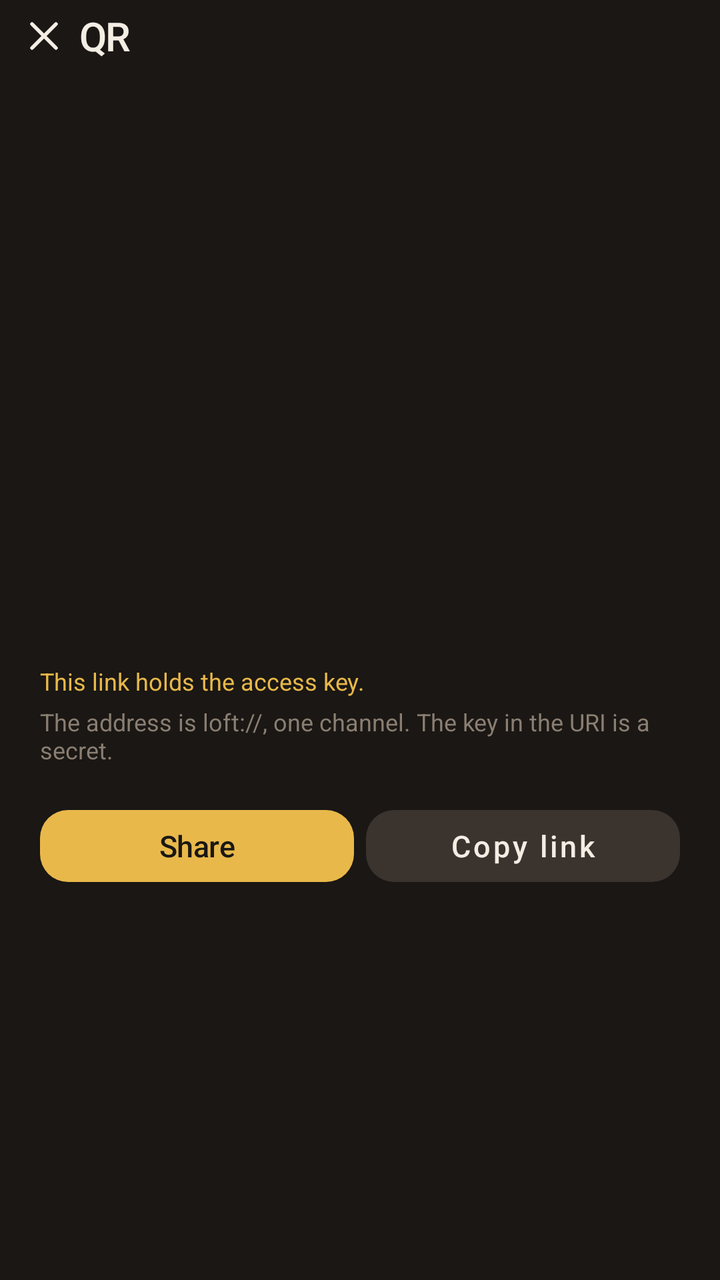
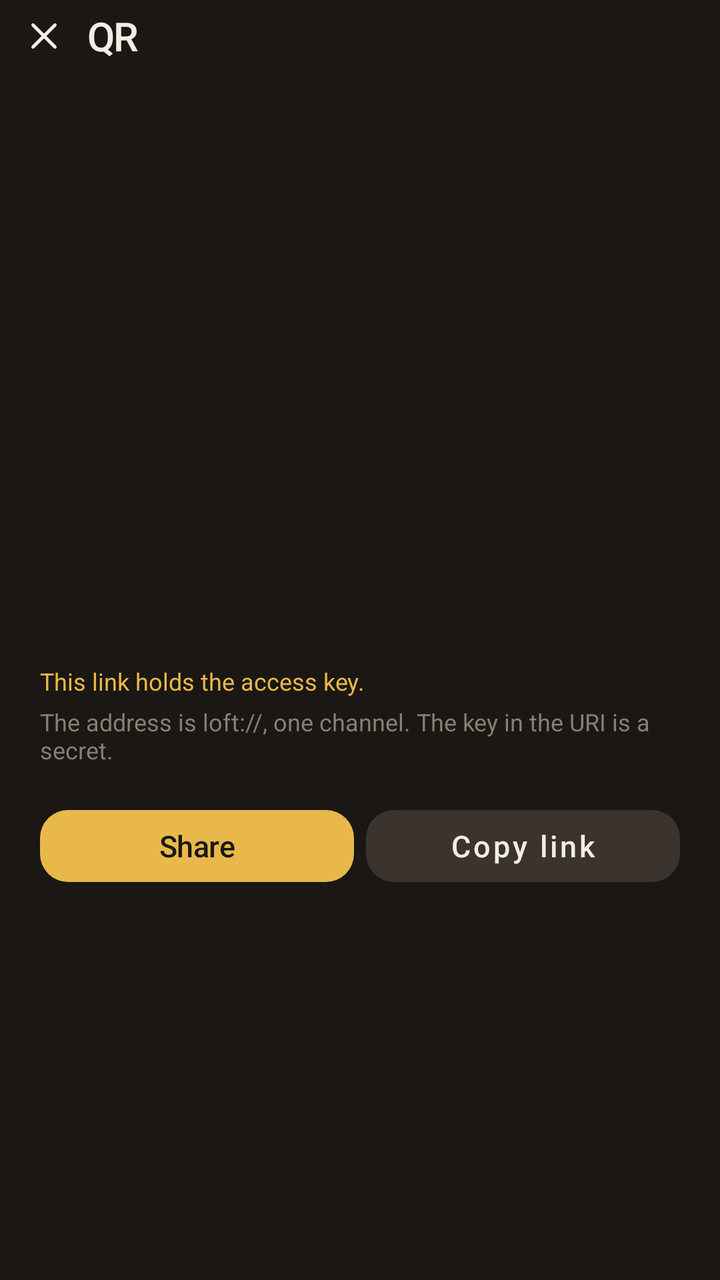

Compare the two renders of this Android layout. The source of the first and the diff that turns it into the second are given below.
<!-- AndroidManifest.xml: application theme Theme.Loft -->
<!-- res/layout/activity_share.xml -->
<?xml version="1.0" encoding="utf-8"?>
<LinearLayout xmlns:android="http://schemas.android.com/apk/res/android"
    android:layout_width="match_parent"
    android:layout_height="match_parent"
    android:background="@color/ink"
    android:orientation="vertical">

    <LinearLayout
        android:layout_width="match_parent"
        android:layout_height="wrap_content"
        android:gravity="center_vertical"
        android:orientation="horizontal"
        android:paddingLeft="4dp">

        <ImageButton
            android:id="@+id/btn_close"
            android:layout_width="36dp"
            android:layout_height="36dp"
            android:background="?attr/selectableItemBackgroundBorderless"
            android:contentDescription="@string/close"
            android:src="@drawable/ic_close" />

        <TextView
            android:layout_width="wrap_content"
            android:layout_height="wrap_content"
            android:fontFamily="sans-serif-medium"
            android:letterSpacing="-0.03"
            android:text="@string/share_title"
            android:textColor="@color/snow"
            android:textSize="20sp" />
    </LinearLayout>

    <ScrollView
        android:layout_width="match_parent"
        android:layout_height="match_parent">

        <LinearLayout
            android:layout_width="match_parent"
            android:layout_height="wrap_content"
            android:gravity="center_horizontal"
            android:orientation="vertical"
            android:padding="20dp">

            <ImageView
                android:id="@+id/qr"
                android:layout_width="240dp"
                android:layout_height="240dp"
                android:adjustViewBounds="true"
                android:contentDescription="@string/share_title" />

            <TextView
                android:id="@+id/line"
                android:layout_width="match_parent"
                android:layout_height="wrap_content"
                android:layout_marginTop="12dp"
                android:fontFamily="monospace"
                android:textColor="@color/stone"
                android:textIsSelectable="true"
                android:textSize="12sp" />

            <TextView
                android:layout_width="match_parent"
                android:layout_height="wrap_content"
                android:layout_marginTop="8dp"
                android:text="@string/share_warn"
                android:textColor="@color/lamp"
                android:textSize="12sp" />

            <TextView
                android:layout_width="match_parent"
                android:layout_height="wrap_content"
                android:layout_marginTop="4dp"
                android:text="@string/share_hint"
                android:textColor="@color/mute"
                android:textSize="12sp" />

            <LinearLayout
                android:layout_width="match_parent"
                android:layout_height="wrap_content"
                android:layout_marginTop="16dp"
                android:orientation="horizontal">

                <Button
                    android:id="@+id/btn_share"
                    style="@style/Widget.Loft.Go"
                    android:layout_width="0dp"
                    android:layout_height="wrap_content"
                    android:layout_weight="1"
                    android:text="@string/share" />

                <Button
                    android:id="@+id/btn_copy"
                    style="@style/Widget.Loft.Ghost"
                    android:layout_width="0dp"
                    android:layout_height="wrap_content"
                    android:layout_marginLeft="6dp"
                    android:layout_weight="1"
                    android:text="@string/copy_link" />
            </LinearLayout>
        </LinearLayout>
    </ScrollView>
</LinearLayout>
<!-- resources referenced by this layout -->
<resources>
  <color name="ink">#1A1714</color>
  <color name="lamp">#E8B84A</color>
  <color name="mute">#8A7E72</color>
  <color name="snow">#F3EDE4</color>
  <string name="close">Close</string>
  <string name="share">Share</string>
  <color name="slate">#3A332E</color>
  <color name="ink2">#241F1B</color>
  <color name="err">#E24B4B</color>
  <style name="Widget.Loft.Nav" parent="Widget.MaterialComponents.BottomNavigationView">
          <item name="android:background">@color/ink</item>
          <item name="elevation">0dp</item>
          <item name="itemIconTint">@color/nav_icon</item>
          <item name="itemTextColor">@color/nav_text</item>
          <item name="itemRippleColor">@color/lamp</item>
          <item name="itemActiveIndicatorStyle">@style/Widget.Loft.NavIndicator</item>
          <item name="labelVisibilityMode">labeled</item>
      </style>
  <style name="Widget.Loft.NavIndicator" parent="">
          <item name="android:color">@color/lamp22</item>
          <item name="android:width">64dp</item>
          <item name="android:height">32dp</item>
          <item name="shapeAppearance">@style/Shape.Loft.NavPill</item>
      </style>
  <!-- unchanged entries left out for length: 15 -->
</resources>

<!-- the commit's change to res/layout/activity_share.xml (unified diff, before → after) -->
@@ -14,9 +14,10 @@
 
         <ImageButton
             android:id="@+id/btn_close"
+            style="@style/Widget.Loft.IconBtn"
             android:layout_width="36dp"
             android:layout_height="36dp"
-            android:background="?attr/selectableItemBackgroundBorderless"
+            android:layout_marginRight="4dp"
             android:contentDescription="@string/close"
             android:src="@drawable/ic_close" />
 
<!-- resource entries referenced after the edit -->
@@ -6,22 +6,89 @@
   <color name="snow">#F3EDE4</color>
   <string name="close">Close</string>
   <string name="share">Share</string>
+  <style name="Widget.Loft.IconBtn" parent="">
+          <item name="android:background">@drawable/bg_icon_btn</item>
+          <item name="android:padding">7dp</item>
+          <item name="android:scaleType">fitCenter</item>
+          <item name="android:tint">@color/icon_btn</item>
+          <item name="android:stateListAnimator">@null</item>
+      </style>
   <color name="slate">#3A332E</color>
+  <!-- drawable bg_icon_btn (drawable) -->
+  <?xml version="1.0" encoding="utf-8"?>
+  <ripple xmlns:android="http://schemas.android.com/apk/res/android"
+      android:color="@color/lamp22">
+      <item android:id="@android:id/mask">
+          <inset
+              android:insetTop="3dp"
+              android:insetBottom="3dp">
+              <shape android:shape="rectangle">
+                  <solid android:color="#FFFFFFFF" />
+                  <corners android:radius="16dp" />
+              </shape>
+          </inset>
+      </item>
+      <item>
+          <selector>
+              <item android:state_pressed="true">
+                  <inset
+                      android:insetTop="3dp"
+                      android:insetBottom="3dp">
+                      <shape android:shape="rectangle">
+                          <solid android:color="@color/lamp22" />
+                          <corners android:radius="16dp" />
+                      </shape>
+                  </inset>
+              </item>
+              <item android:state_focused="true">
+                  <inset
+                      android:insetTop="3dp"
+                      android:insetBottom="3dp">
+                      <shape android:shape="rectangle">
+                          <solid android:color="@color/lamp22" />
+                          <corners android:radius="16dp" />
+                      </shape>
+                  </inset>
+              </item>
+              <item>
+                  <shape android:shape="rectangle">
+                      <solid android:color="@android:color/transparent" />
+                  </shape>
+              </item>
+          </selector>
+      </item>
+  </ripple>
   <color name="ink2">#241F1B</color>
   <color name="err">#E24B4B</color>
   <style name="Widget.Loft.Nav" parent="Widget.MaterialComponents.BottomNavigationView">
-          <item name="android:background">@color/ink</item>
+          <item name="android:background">@color/ink0</item>
+          <item name="android:minHeight">72dp</item>
           <item name="elevation">0dp</item>
+          <item name="itemBackground">@android:color/transparent</item>
+          <item name="itemHorizontalTranslationEnabled">false</item>
+          <item name="itemIconSize">22dp</item>
           <item name="itemIconTint">@color/nav_icon</item>
           <item name="itemTextColor">@color/nav_text</item>
+          <item name="itemTextAppearanceInactive">@style/TextAppearance.Loft.Nav</item>
+          <item name="itemTextAppearanceActive">@style/TextAppearance.Loft.Nav</item>
           <item name="itemRippleColor">@color/lamp</item>
           <item name="itemActiveIndicatorStyle">@style/Widget.Loft.NavIndicator</item>
+          <item name="itemPaddingTop">6dp</item>
+          <item name="itemPaddingBottom">12dp</item>
+          <item name="activeIndicatorLabelPadding">4dp</item>
           <item name="labelVisibilityMode">labeled</item>
+      </style>
+  <color name="ink0">#181512</color>
+  <style name="TextAppearance.Loft.Nav" parent="">
+          <item name="android:textSize">12sp</item>
+          <item name="android:fontFamily">sans-serif-medium</item>
+          <item name="android:textAllCaps">false</item>
+          <item name="android:letterSpacing">0.01</item>
       </style>
   <style name="Widget.Loft.NavIndicator" parent="">
           <item name="android:color">@color/lamp22</item>
-          <item name="android:width">64dp</item>
-          <item name="android:height">32dp</item>
+          <item name="android:width">62dp</item>
+          <item name="android:height">30dp</item>
           <item name="shapeAppearance">@style/Shape.Loft.NavPill</item>
       </style>
   <!-- unchanged entries left out for length: 15 -->
